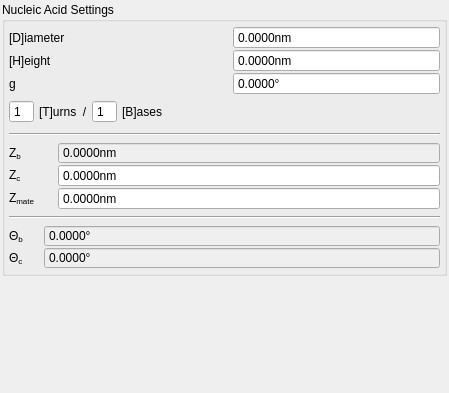
Above: ui/config/tabs/nucleic_acid/panel.ui from NATuG3/NATuG3 before the change. Below: the same form after it.
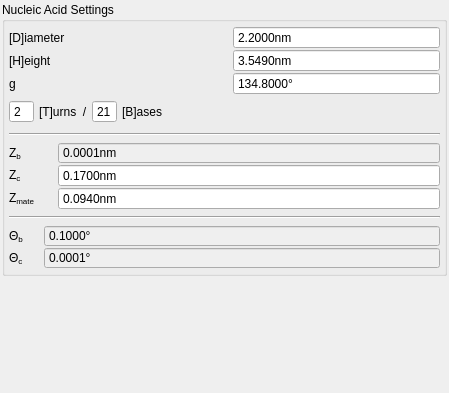
That is the form after the change.

Commit message: Refactored nucleic acid profile integration

Patch:
```diff
--- a/ui/config/tabs/nucleic_acid/panel.ui
+++ b/ui/config/tabs/nucleic_acid/panel.ui
@@ -117,12 +117,18 @@
           <property name="decimals">
            <number>4</number>
           </property>
+          <property name="minimum">
+           <double>0.000100000000000</double>
+          </property>
           <property name="maximum">
            <double>360.000000000000000</double>
           </property>
           <property name="singleStep">
            <double>0.500000000000000</double>
           </property>
+          <property name="value">
+           <double>0.100000000000000</double>
+          </property>
          </widget>
         </item>
         <item row="4" column="1">
@@ -153,6 +159,9 @@
           <property name="decimals">
            <number>4</number>
           </property>
+          <property name="minimum">
+           <double>0.000100000000000</double>
+          </property>
           <property name="maximum">
            <double>360.000000000000000</double>
           </property>
@@ -220,12 +229,18 @@
           <property name="decimals">
            <number>4</number>
           </property>
+          <property name="minimum">
+           <double>0.000100000000000</double>
+          </property>
           <property name="maximum">
            <double>999999.000000000000000</double>
           </property>
           <property name="singleStep">
            <double>0.500000000000000</double>
           </property>
+          <property name="value">
+           <double>2.200000000000000</double>
+          </property>
          </widget>
         </item>
         <item row="1" column="1">
@@ -242,12 +257,18 @@
           <property name="decimals">
            <number>4</number>
           </property>
+          <property name="minimum">
+           <double>0.000100000000000</double>
+          </property>
           <property name="maximum">
            <double>999999.000000000000000</double>
           </property>
           <property name="singleStep">
            <double>0.500000000000000</double>
           </property>
+          <property name="value">
+           <double>3.549000000000000</double>
+          </property>
          </widget>
         </item>
         <item row="1" column="0">
@@ -288,6 +309,9 @@
             <property name="minimum">
              <number>1</number>
             </property>
+            <property name="value">
+             <number>2</number>
+            </property>
            </widget>
           </item>
           <item>
@@ -384,6 +408,9 @@
             <property name="minimum">
              <number>1</number>
             </property>
+            <property name="value">
+             <number>21</number>
+            </property>
            </widget>
           </item>
           <item>
@@ -460,9 +487,15 @@
           <property name="decimals">
            <number>4</number>
           </property>
+          <property name="minimum">
+           <double>0.000100000000000</double>
+          </property>
           <property name="maximum">
            <double>360.000000000000000</double>
           </property>
+          <property name="value">
+           <double>134.800000000000011</double>
+          </property>
          </widget>
         </item>
         <item row="2" column="0">
@@ -533,7 +566,7 @@
            <number>4</number>
           </property>
           <property name="minimum">
-           <double>0.000000000000000</double>
+           <double>0.000100000000000</double>
           </property>
           <property name="maximum">
            <double>999999.000000000000000</double>
@@ -542,7 +575,7 @@
            <double>0.500000000000000</double>
           </property>
           <property name="value">
-           <double>0.000000000000000</double>
+           <double>0.000100000000000</double>
           </property>
          </widget>
         </item>
@@ -558,7 +591,7 @@
            <number>4</number>
           </property>
           <property name="minimum">
-           <double>0.000000000000000</double>
+           <double>0.000100000000000</double>
           </property>
           <property name="maximum">
            <double>999999.000000000000000</double>
@@ -567,7 +600,7 @@
            <double>0.500000000000000</double>
           </property>
           <property name="value">
-           <double>0.000000000000000</double>
+           <double>0.170000000000000</double>
           </property>
          </widget>
         </item>
@@ -657,10 +690,10 @@
            <number>4</number>
           </property>
           <property name="minimum">
-           <double>0.000000000000000</double>
+           <double>0.000100000000000</double>
           </property>
           <property name="value">
-           <double>0.000000000000000</double>
+           <double>0.094000000000000</double>
           </property>
          </widget>
         </item>
```
The commit also changes 2 other files.
